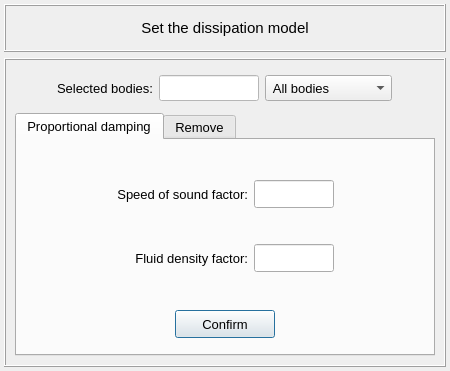
First picture: the form in vibra/interface/data/ui_files/model/setup/acoustic/dissipation_model_inputs.ui, repository MOPT-UFSC/VIBRA, before the edit.
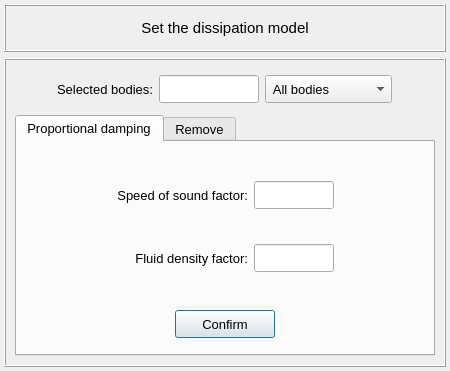
Second picture: the form after the edit.

```diff
--- a/vibra/interface/data/ui_files/model/setup/acoustic/dissipation_model_inputs.ui
+++ b/vibra/interface/data/ui_files/model/setup/acoustic/dissipation_model_inputs.ui
@@ -580,13 +580,13 @@
         <property name="minimumSize">
          <size>
           <width>400</width>
-          <height>0</height>
+          <height>40</height>
          </size>
         </property>
         <property name="maximumSize">
          <size>
           <width>16777215</width>
-          <height>80</height>
+          <height>40</height>
          </size>
         </property>
         <property name="frameShape">
@@ -616,13 +616,13 @@
            <property name="minimumSize">
             <size>
              <width>0</width>
-             <height>26</height>
+             <height>28</height>
             </size>
            </property>
            <property name="maximumSize">
             <size>
              <width>16777215</width>
-             <height>26</height>
+             <height>28</height>
             </size>
            </property>
            <property name="font">
@@ -673,13 +673,13 @@
            <property name="minimumSize">
             <size>
              <width>0</width>
-             <height>0</height>
+             <height>28</height>
             </size>
            </property>
            <property name="maximumSize">
             <size>
              <width>120</width>
-             <height>16777215</height>
+             <height>28</height>
             </size>
            </property>
            <property name="font">
@@ -709,13 +709,13 @@
            <property name="minimumSize">
             <size>
              <width>100</width>
-             <height>26</height>
+             <height>28</height>
             </size>
            </property>
            <property name="maximumSize">
             <size>
              <width>100</width>
-             <height>26</height>
+             <height>28</height>
             </size>
            </property>
            <property name="font">
@@ -727,8 +727,7 @@
             <enum>Qt::ClickFocus</enum>
            </property>
            <property name="styleSheet">
-            <string notr="true">QLineEdit{background-color: rgb(255, 255, 255); color: rgb(0, 0, 0)}
-QLineEdit:disabled {background-color: rgb(230, 230, 230); color: rgb(120, 120, 120)}</string>
+            <string notr="true"/>
            </property>
            <property name="text">
             <string/>
```
